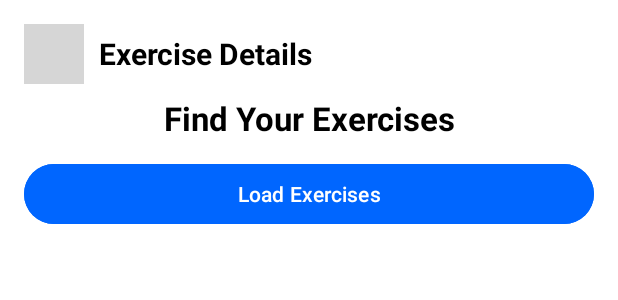
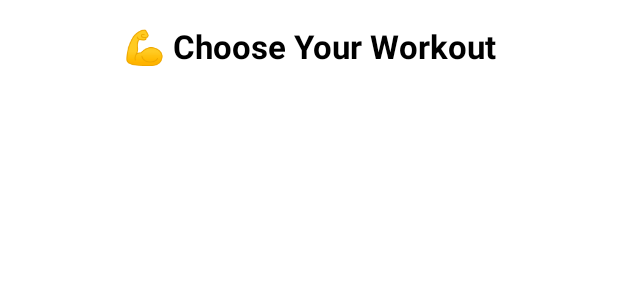
Before and after one commit to MelvinSeilane02/Healthify, an Android app: the layout activity_workout.xml on its own in the app's theme, with its tools: preview values and no code run, on a phone screen of 412 x 824 dp. Shown: the top 300 px of the screen. Run offline under Robolectric (Android 15) with nearby library versions, the phone set to English and light mode, and no system bars; grey boxes are pictures that could not be loaded.

Commit message:
Merge remote-tracking branch 'origin/Chaos' into Chaos improved exercise and changed API key

```diff
--- a/app/src/main/res/layout/activity_workout.xml
+++ b/app/src/main/res/layout/activity_workout.xml
@@ -1,80 +1,32 @@
 <?xml version="1.0" encoding="utf-8"?>
 <LinearLayout xmlns:android="http://schemas.android.com/apk/res/android"
     xmlns:tools="http://schemas.android.com/tools"
-    android:id="@+id/workoutLayout"
+    android:id="@+id/main"
     android:layout_width="match_parent"
     android:layout_height="match_parent"
+    android:orientation="vertical"
     android:background="@color/white"
-    android:orientation="vertical"
     android:padding="16dp"
     tools:context=".WorkoutActivity">
 
-    <!-- Top App Bar with Back Button -->
-    <LinearLayout
+    <TextView
+        android:id="@+id/tvTitle"
         android:layout_width="match_parent"
         android:layout_height="wrap_content"
-        android:orientation="horizontal"
-        android:gravity="center_vertical"
-        android:paddingBottom="8dp">
-
-        <ImageButton
-            android:id="@+id/btnReturn"
-            android:layout_width="40dp"
-            android:layout_height="40dp"
-            android:contentDescription="Back"
-            android:padding="6dp"
-            android:src="@drawable/ic_arrow_back"
-            tools:ignore="TouchTargetSizeCheck" />
-
-        <TextView
-            android:id="@+id/tvHeader"
-            android:layout_width="wrap_content"
-            android:layout_height="wrap_content"
-            android:layout_marginStart="10dp"
-            android:text="Exercise Details"
-            android:textSize="20sp"
-            android:textStyle="bold"
-            android:textColor="@android:color/black" />
-    </LinearLayout>
-
-    <!-- Page Title -->
-    <TextView
-        android:id="@+id/tvWorkoutTitle"
-        android:layout_width="match_parent"
-        android:layout_height="wrap_content"
-        android:text="Find Your Exercises"
-        android:textAlignment="center"
-        android:textColor="@color/black"
+        android:text="💪 Choose Your Workout"
         android:textSize="22sp"
         android:textStyle="bold"
+        android:textColor="@color/black"
+        android:gravity="center"
         android:paddingBottom="12dp" />
 
-    <!-- Button to Load Exercises -->
-    <Button
-        android:id="@+id/btnSearch"
-        android:layout_width="match_parent"
-        android:layout_height="wrap_content"
-        android:text="Load Exercises"
-        android:textAllCaps="false"
-        android:backgroundTint="@color/blue"
-        android:textColor="@android:color/white"
-        android:padding="10dp"
-        android:layout_marginBottom="12dp" />
-
-    <!-- Scrollable List of Exercises -->
-    <ScrollView
+    <androidx.recyclerview.widget.RecyclerView
+        android:id="@+id/recyclerViewExercises"
         android:layout_width="match_parent"
         android:layout_height="0dp"
         android:layout_weight="1"
-        android:fillViewport="true">
-
-        <LinearLayout
-            android:id="@+id/workoutContainer"
-            android:layout_width="match_parent"
-            android:layout_height="wrap_content"
-            android:orientation="vertical"
-            android:paddingBottom="24dp">
-        </LinearLayout>
-    </ScrollView>
+        android:clipToPadding="false"
+        android:paddingBottom="16dp"
+        android:scrollbars="vertical" />
 
 </LinearLayout>
--- a/app/src/main/res/values/colors.xml
+++ b/app/src/main/res/values/colors.xml
@@ -1,6 +1,7 @@
 <?xml version="1.0" encoding="utf-8"?>
 <resources>
     <color name="black">#FF000000</color>
+    <color name="gray">#757575</color>
     <color name="white">#FFFFFFFF</color>
     <color name="blue">#0066FF</color>
     <color name="primaryBlue">#0D47A1</color>
--- a/app/src/main/res/values/strings.xml
+++ b/app/src/main/res/values/strings.xml
@@ -1,6 +1,6 @@
 <resources>
     <string name="app_name">Healthify</string>
-
+    <string name="exercise_image">Exercise image</string>
     <string-array name="languages">
         <item>English</item>
         <item>Setswana</item>
```
Also changed, not shown: app/build.gradle.kts (+11 -7 lines), app/src/main/java/com/example/healthify/Dashboard.kt (+26 -5 lines), app/src/main/java/com/example/healthify/ExerciseListActivity.kt (+58 -68 lines), app/src/main/java/com/example/healthify/WorkoutActivity.kt (+55 -102 lines), app/src/main/res/layout/activity_exercise_list.xml (+19 -7 lines).
